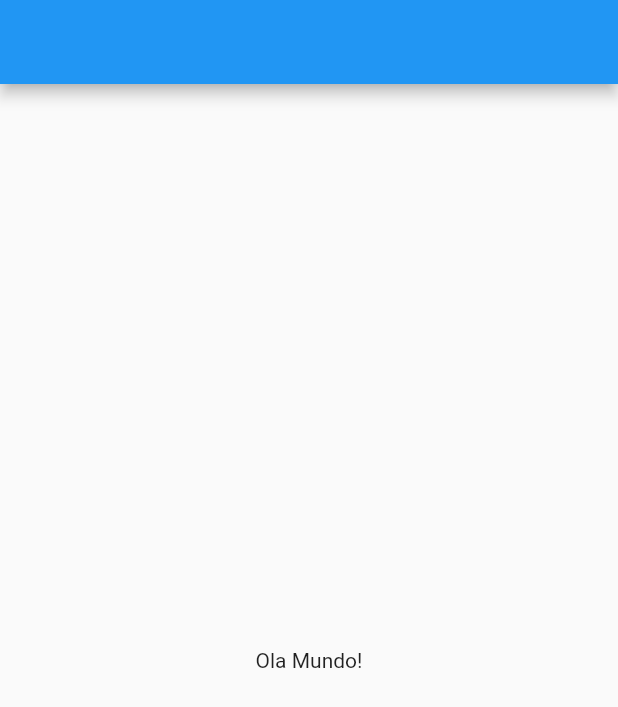
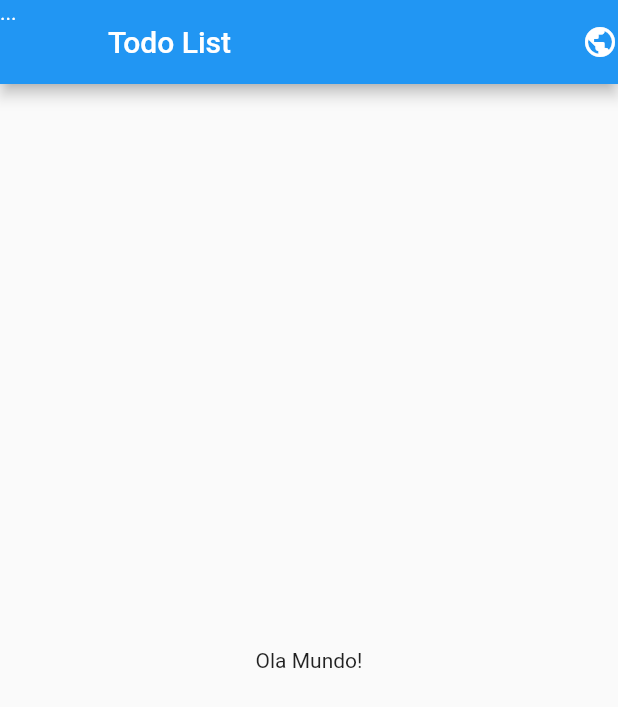
Before and after one commit to AndreLucyo2/meu_primeiro_app_flutter, a Flutter app: the screen it shows after launch, on a phone screen of 412 x 824 dp. Shown: the top 707 px of the screen. Run offline on Flutter 3.47's test engine with Material 2 defaults, Android fonts, the phone set to English and light mode, and no system bars.

Commit message:
Propriedades do appBar,  leading , title , actions

```diff
--- a/lib/main.dart
+++ b/lib/main.dart
@@ -23,7 +23,11 @@ class HomePage extends StatelessWidget {
   @override
   Widget build(BuildContext context) {
     return Scaffold(
-      appBar: AppBar(),
+      appBar: AppBar(
+        leading: Text("..."),
+        title: Text("Todo List"),
+        actions: <Widget>[Icon(Icons.public)],
+      ),
       body: Container(
         child: Center(child: Text("Ola Mundo!")),
       ),
```
